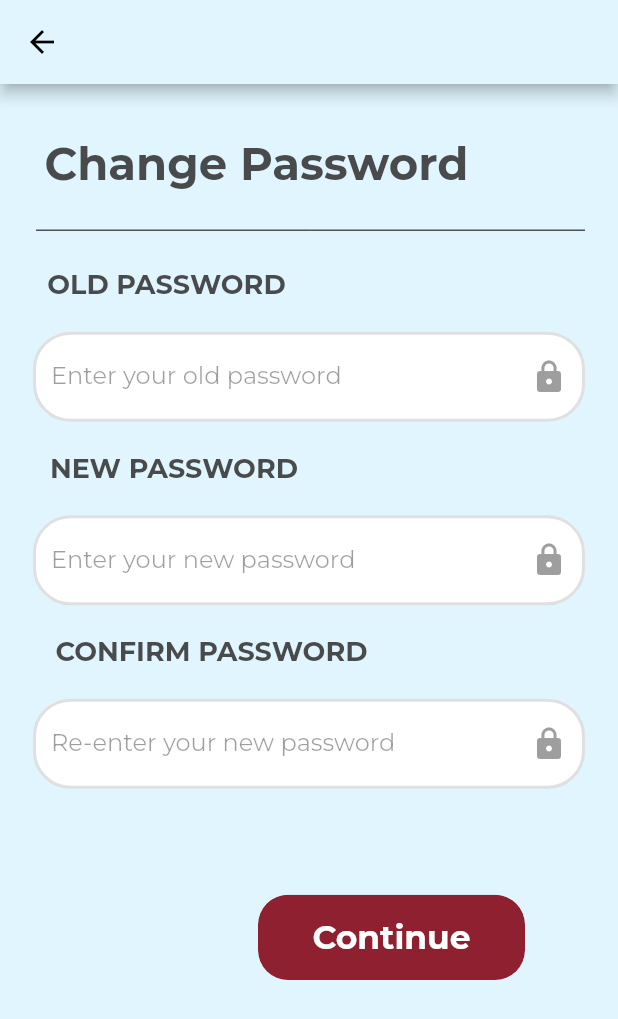
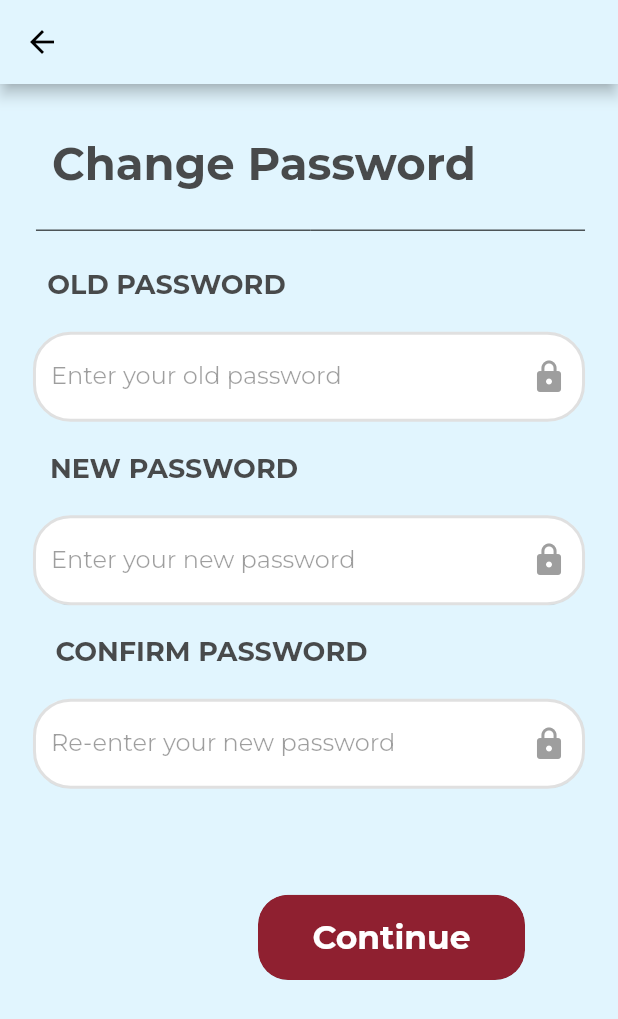
Before and after one commit to soulpower11/CZ3002-Blossom, a Flutter app: the ForgetChangeScreen screen opened directly, on a phone screen of 412 x 824 dp. Shown: the top 1019 px of the screen. Run offline on Flutter 3.47's test engine with Material 2 defaults, Android fonts, the phone set to English and light mode, and no system bars; our stand-ins replace carousel_slider, flutter_dotenv, geocoding, geolocator, google_fonts, google_maps_flutter and 5 more; missing offline and left inert: dart:ffi, dart_jsonwebtoken, email_auth, flutter_bcrypt, flutter_share_me, image_watermark and 3 more; accounts and stored records are empty.

Commit message:
Changed some padding size

```diff
--- a/lib/dashboard.dart
+++ b/lib/dashboard.dart
@@ -220,7 +220,7 @@ class _DashboardState extends State<Dashboard> {
         ),
         Positioned(
           bottom: 5,
-          right: size.width / 2.45,
+          left: size.width / 2.4,
           child: IconButton(
               tooltip: "Scan Flower",
               onPressed: () {
@@ -240,7 +240,7 @@ class _DashboardState extends State<Dashboard> {
               iconSize: 58,
               color: Color.fromARGB(255, 141, 6, 63),
               icon: Image.asset('assets/images/camera_icon.png')),
-        )
+        ),
       ],
     );
   }
--- a/lib/forgot_password/forgot_password_change.dart
+++ b/lib/forgot_password/forgot_password_change.dart
@@ -50,7 +50,7 @@ class ForgetChangeScreen extends StatelessWidget {
                 children: [
                   SizedBox(height: screenHeight * 0.03), // 4%
                   Padding(
-                    padding: const EdgeInsets.only(left: 0, right: 70, top: 10),
+                    padding: const EdgeInsets.only(left: 0, right: 60, top: 10),
                     child: AppTextBold(size: 30, text: "Change Password"),
                   ),
                   SizedBox(height: screenHeight * 0.03),
--- a/lib/forgot_password/forgot_password_screen.dart
+++ b/lib/forgot_password/forgot_password_screen.dart
@@ -349,7 +349,7 @@ class _ForgotPassFormState extends State<ForgotPassForm> {
           ),
           SizedBox(height: 60),
           Padding(
-            padding: EdgeInsets.only(left: 0, right: 80, top: 10),
+            padding: EdgeInsets.only(left: 0, right: 50, top: 10),
             child: NoAccountText(),
           ),
         ],
--- a/lib/sign_in/sign_in_screen.dart
+++ b/lib/sign_in/sign_in_screen.dart
@@ -58,7 +58,7 @@ class SignInScreen extends StatelessWidget {
                   SizedBox(height: SizeConfig.screenHeight! * 0.04),
                   SizedBox(height: getProportionateScreenHeight(20)),
                   Padding(
-                    padding: EdgeInsets.only(left: 0, right: 80, top: 10),
+                    padding: EdgeInsets.only(left: 0, right: 60, top: 10),
                     child: NoAccountText(),
                   ),
                 ],
--- a/lib/sign_up/sign_up_screen.dart
+++ b/lib/sign_up/sign_up_screen.dart
@@ -41,7 +41,7 @@ class SignUpScreen extends StatelessWidget {
                 children: [
                   SizedBox(height: SizeConfig.screenHeight! * 0.03), // 4%
                   Padding(
-                    padding: EdgeInsets.only(left: 0, right: 80, top: 10),
+                    padding: EdgeInsets.only(left: 0, right: 70, top: 10),
                     child: Text("Register Account", style: headingStyle),
                   ),
                   SizedBox(height: SizeConfig.screenHeight! * 0.03),
```
